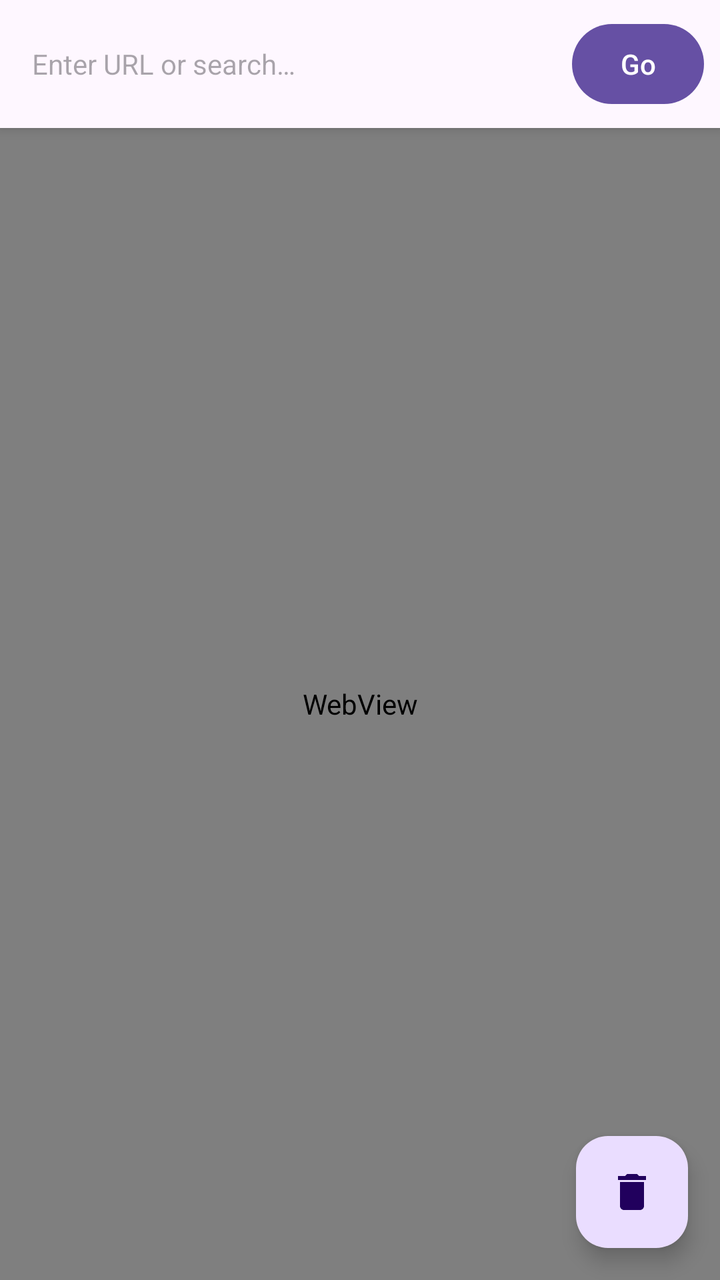
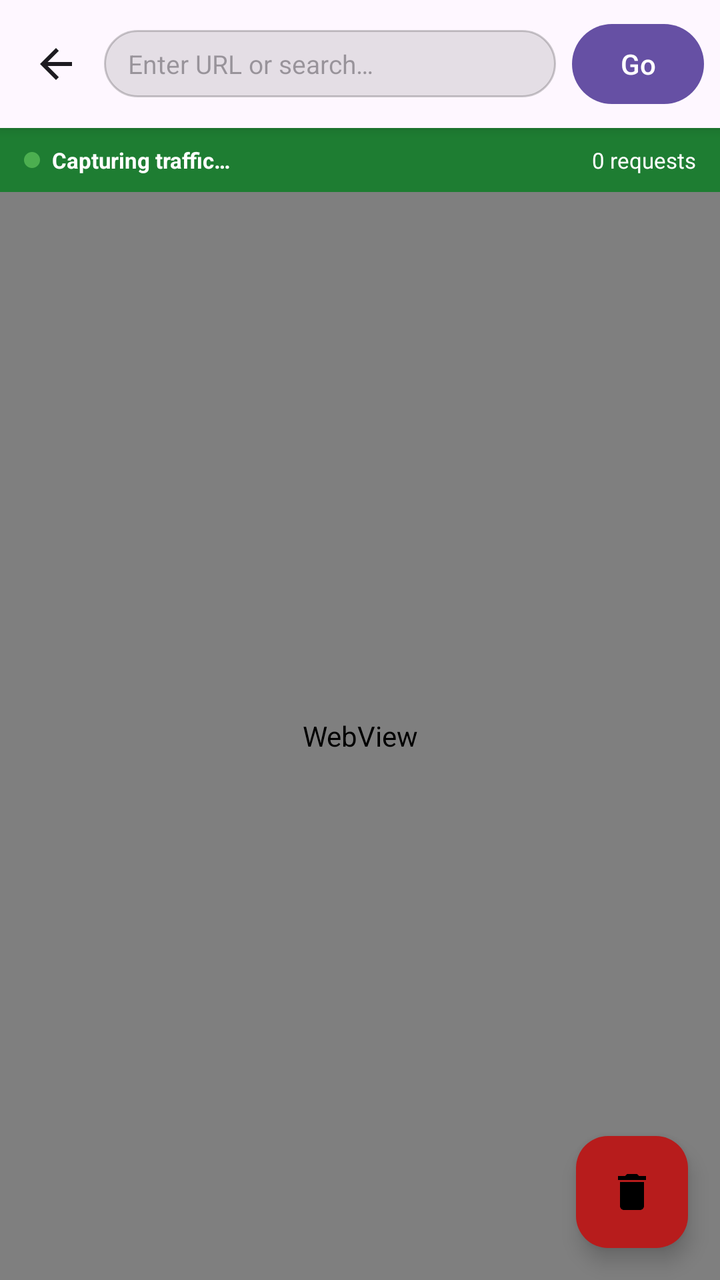

Before-and-after screenshots of an Android layout around one commit, followed by the original layout XML and the change that was made.
<!-- AndroidManifest.xml: application theme Theme.CS3ExtensionBuilder -->
<!-- res/layout/fragment_browser.xml -->
<?xml version="1.0" encoding="utf-8"?>
<androidx.coordinatorlayout.widget.CoordinatorLayout
    xmlns:android="http://schemas.android.com/apk/res/android"
    xmlns:app="http://schemas.android.com/apk/res-auto"
    android:layout_width="match_parent"
    android:layout_height="match_parent">

    <LinearLayout
        android:layout_width="match_parent"
        android:layout_height="match_parent"
        android:orientation="vertical">

        <LinearLayout
            android:layout_width="match_parent"
            android:layout_height="wrap_content"
            android:orientation="horizontal"
            android:padding="8dp"
            android:background="?attr/colorSurface"
            android:elevation="4dp">

            <EditText
                android:id="@+id/etUrl"
                android:layout_width="0dp"
                android:layout_height="wrap_content"
                android:layout_weight="1"
                android:layout_marginEnd="8dp"
                android:hint="@string/hint_enter_url"
                android:inputType="textUri"
                android:imeOptions="actionGo"
                android:singleLine="true"
                android:textSize="14sp"
                android:background="@android:color/transparent"
                android:paddingStart="8dp"
                android:paddingEnd="8dp" />

            <com.google.android.material.button.MaterialButton
                android:id="@+id/btnGo"
                android:layout_width="wrap_content"
                android:layout_height="wrap_content"
                android:text="@string/btn_go"
                android:minWidth="64dp"
                style="@style/Widget.Material3.Button" />

        </LinearLayout>

        <ProgressBar
            android:id="@+id/progressBar"
            android:layout_width="match_parent"
            android:layout_height="4dp"
            android:visibility="gone"
            style="@style/Widget.AppCompat.ProgressBar.Horizontal"
            android:indeterminate="true" />

        <WebView
            android:id="@+id/webView"
            android:layout_width="match_parent"
            android:layout_height="0dp"
            android:layout_weight="1" />

    </LinearLayout>

    <com.google.android.material.floatingactionbutton.FloatingActionButton
        android:id="@+id/fabClear"
        android:layout_width="wrap_content"
        android:layout_height="wrap_content"
        android:layout_gravity="bottom|end"
        android:layout_margin="16dp"
        android:contentDescription="@string/fab_clear_logs"
        app:srcCompat="@drawable/ic_delete" />

</androidx.coordinatorlayout.widget.CoordinatorLayout>
<!-- resources referenced by this layout -->
<resources>
  <!-- drawable ic_delete (drawable) -->
  <?xml version="1.0" encoding="utf-8"?>
  <vector xmlns:android="http://schemas.android.com/apk/res/android"
      android:width="24dp"
      android:height="24dp"
      android:viewportWidth="24"
      android:viewportHeight="24">
    <path
        android:fillColor="#FFFFFF"
        android:pathData="M6,19c0,1.1 0.9,2 2,2h8c1.1,0 2,-0.9 2,-2V7H6v12zM19,4h-3.5l-1,-1h-5l-1,1H5v2h14V4z"/>
  </vector>
  <string name="btn_go">Go</string>
  <string name="fab_clear_logs">Clear Logs</string>
  <string name="hint_enter_url">Enter URL or search…</string>
  <style name="Theme.CS3ExtensionBuilder" parent="Theme.Material3.DayNight.NoActionBar">
          <item name="colorPrimary">@color/seed</item>
          <item name="colorPrimaryVariant">@color/purple_700</item>
          <item name="colorOnPrimary">@color/white</item>
          <item name="colorSecondary">@color/teal_200</item>
          <item name="colorOnSecondary">@color/black</item>
          <item name="android:statusBarColor">?attr/colorPrimaryVariant</item>
      </style>
  <color name="seed">#6650A4</color>
  <color name="purple_700">#FF3700B3</color>
  <color name="white">#FFFFFFFF</color>
  <color name="teal_200">#FF03DAC5</color>
  <color name="black">#FF000000</color>
</resources>

<!-- the commit's change to res/layout/fragment_browser.xml (unified diff, before → after) -->
@@ -10,13 +10,25 @@
         android:layout_height="match_parent"
         android:orientation="vertical">
 
+        
         <LinearLayout
             android:layout_width="match_parent"
             android:layout_height="wrap_content"
             android:orientation="horizontal"
             android:padding="8dp"
             android:background="?attr/colorSurface"
-            android:elevation="4dp">
+            android:elevation="4dp"
+            android:gravity="center_vertical">
+
+            <ImageButton
+                android:id="@+id/btnBack"
+                android:layout_width="40dp"
+                android:layout_height="40dp"
+                android:background="?attr/selectableItemBackgroundBorderless"
+                android:contentDescription="Back"
+                android:src="@drawable/ic_arrow_back"
+                android:tint="?attr/colorOnSurface"
+                android:layout_marginEnd="4dp" />
 
             <EditText
                 android:id="@+id/etUrl"
@@ -28,29 +40,71 @@
                 android:inputType="textUri"
                 android:imeOptions="actionGo"
                 android:singleLine="true"
-                android:textSize="14sp"
-                android:background="@android:color/transparent"
-                android:paddingStart="8dp"
-                android:paddingEnd="8dp" />
+                android:textSize="13sp"
+                android:background="@drawable/bg_url_bar"
+                android:paddingStart="12dp"
+                android:paddingEnd="12dp"
+                android:paddingTop="8dp"
+                android:paddingBottom="8dp" />
 
             <com.google.android.material.button.MaterialButton
                 android:id="@+id/btnGo"
                 android:layout_width="wrap_content"
                 android:layout_height="wrap_content"
                 android:text="@string/btn_go"
-                android:minWidth="64dp"
+                android:minWidth="56dp"
                 style="@style/Widget.Material3.Button" />
 
         </LinearLayout>
 
+        
         <ProgressBar
             android:id="@+id/progressBar"
             android:layout_width="match_parent"
             android:layout_height="4dp"
             android:visibility="gone"
-            style="@style/Widget.AppCompat.ProgressBar.Horizontal"
-            android:indeterminate="true" />
+            android:indeterminate="true"
+            style="@style/Widget.Material3.LinearProgressIndicator" />
 
+        
+        <LinearLayout
+            android:id="@+id/captureBar"
+            android:layout_width="match_parent"
+            android:layout_height="32dp"
+            android:orientation="horizontal"
+            android:paddingStart="12dp"
+            android:paddingEnd="12dp"
+            android:gravity="center_vertical"
+            android:background="@color/capture_bar_bg">
+
+            <View
+                android:id="@+id/captureIndicator"
+                android:layout_width="8dp"
+                android:layout_height="8dp"
+                android:background="@drawable/bg_indicator_dot"
+                android:layout_marginEnd="6dp" />
+
+            <TextView
+                android:id="@+id/tvCaptureStatus"
+                android:layout_width="0dp"
+                android:layout_height="wrap_content"
+                android:layout_weight="1"
+                android:text="Capturing traffic…"
+                android:textSize="11sp"
+                android:textColor="@color/white"
+                android:textStyle="bold" />
+
+            <TextView
+                android:id="@+id/tvLogCount"
+                android:layout_width="wrap_content"
+                android:layout_height="wrap_content"
+                android:text="0 requests"
+                android:textSize="11sp"
+                android:textColor="@color/white" />
+
+        </LinearLayout>
+
+        
         <WebView
             android:id="@+id/webView"
             android:layout_width="match_parent"
@@ -59,6 +113,7 @@
 
     </LinearLayout>
 
+    
     <com.google.android.material.floatingactionbutton.FloatingActionButton
         android:id="@+id/fabClear"
         android:layout_width="wrap_content"
@@ -66,6 +121,7 @@
         android:layout_gravity="bottom|end"
         android:layout_margin="16dp"
         android:contentDescription="@string/fab_clear_logs"
-        app:srcCompat="@drawable/ic_delete" />
+        app:srcCompat="@drawable/ic_delete"
+        app:backgroundTint="@color/method_delete" />
 
 </androidx.coordinatorlayout.widget.CoordinatorLayout>
<!-- resource entries referenced after the edit -->
@@ -1,5 +1,7 @@
 <!-- resources referenced by this layout -->
 <resources>
+  <color name="capture_bar_bg">#1E7D32</color>
+  <color name="method_delete">#B71C1C</color>
   <!-- drawable ic_delete (drawable) -->
   <?xml version="1.0" encoding="utf-8"?>
   <vector xmlns:android="http://schemas.android.com/apk/res/android"
@@ -16,15 +18,40 @@
   <string name="hint_enter_url">Enter URL or search…</string>
   <style name="Theme.CS3ExtensionBuilder" parent="Theme.Material3.DayNight.NoActionBar">
           <item name="colorPrimary">@color/seed</item>
-          <item name="colorPrimaryVariant">@color/purple_700</item>
           <item name="colorOnPrimary">@color/white</item>
+          <item name="colorPrimaryContainer">@color/purple_200</item>
+          <item name="colorOnPrimaryContainer">@color/black</item>
           <item name="colorSecondary">@color/teal_200</item>
           <item name="colorOnSecondary">@color/black</item>
-          <item name="android:statusBarColor">?attr/colorPrimaryVariant</item>
       </style>
   <color name="seed">#6650A4</color>
-  <color name="purple_700">#FF3700B3</color>
+  <color name="purple_200">#FFBB86FC</color>
   <color name="white">#FFFFFFFF</color>
+  <!-- drawable bg_indicator_dot (drawable) -->
+  <?xml version="1.0" encoding="utf-8"?>
+  <shape xmlns:android="http://schemas.android.com/apk/res/android"
+      android:shape="oval">
+      <solid android:color="#FF4CAF50" />
+  </shape>
+  <!-- drawable bg_url_bar (drawable) -->
+  <?xml version="1.0" encoding="utf-8"?>
+  <shape xmlns:android="http://schemas.android.com/apk/res/android"
+      android:shape="rectangle">
+      <corners android:radius="20dp" />
+      <solid android:color="#1A000000" />
+      <stroke android:width="1dp" android:color="#33000000" />
+  </shape>
+  <!-- drawable ic_arrow_back (drawable) -->
+  <?xml version="1.0" encoding="utf-8"?>
+  <vector xmlns:android="http://schemas.android.com/apk/res/android"
+      android:width="24dp"
+      android:height="24dp"
+      android:viewportWidth="24"
+      android:viewportHeight="24">
+    <path
+        android:fillColor="#FFFFFF"
+        android:pathData="M20,11H7.83l5.59,-5.59L12,4l-8,8 8,8 1.41,-1.41L7.83,13H20v-2z"/>
+  </vector>
   <color name="teal_200">#FF03DAC5</color>
   <color name="black">#FF000000</color>
 </resources>
